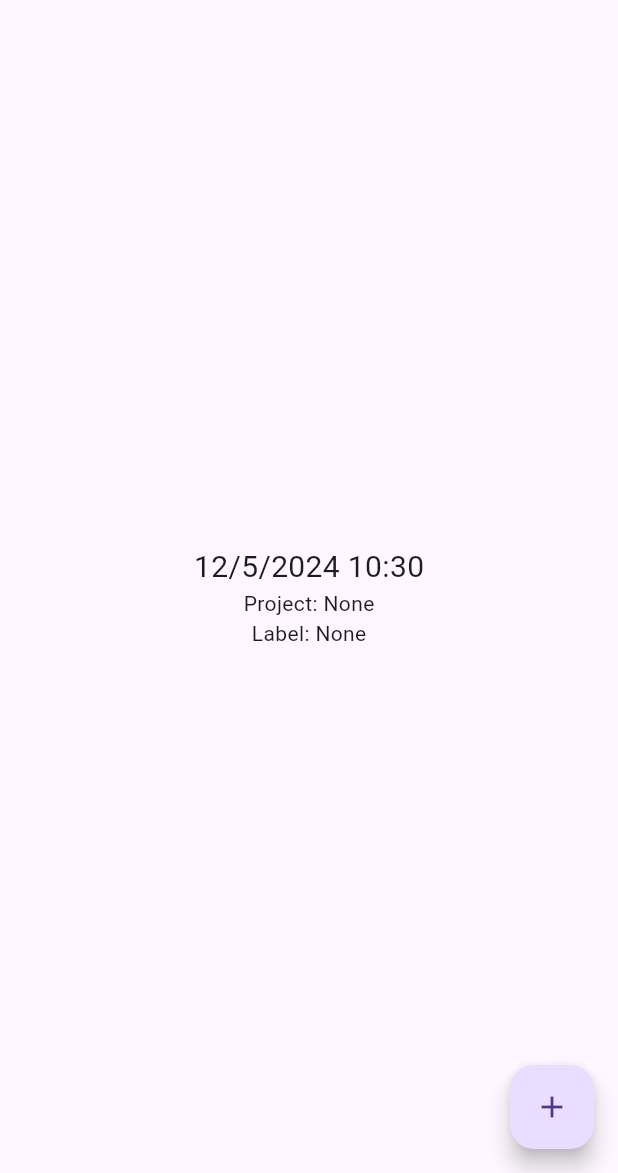
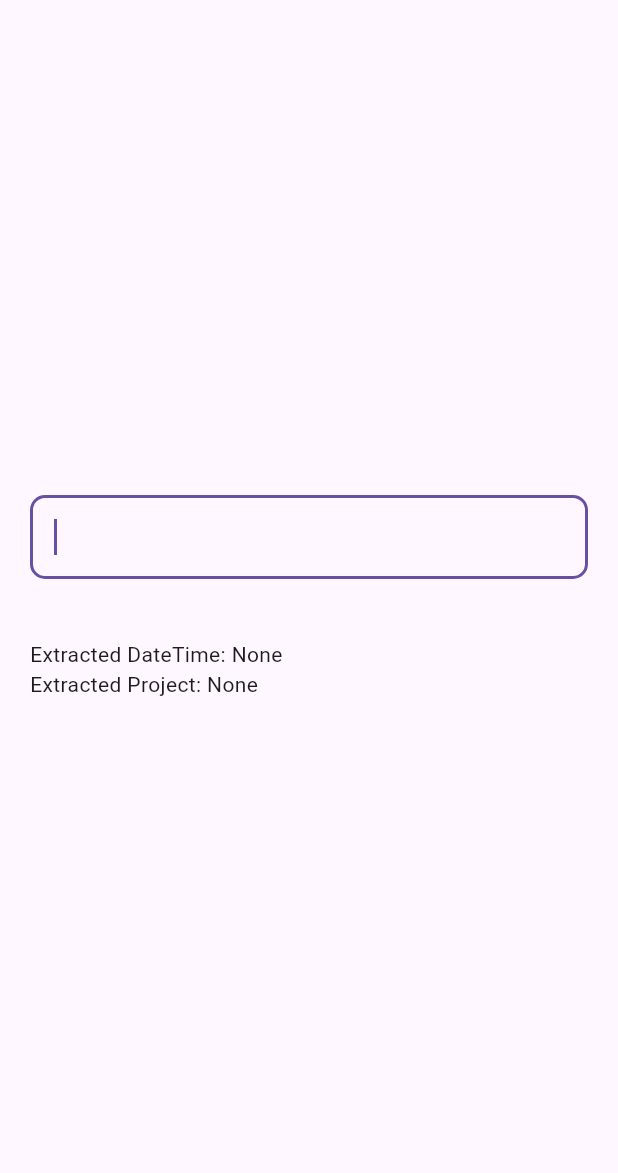
Before and after one commit to Yogi-7y/Project-Y, a Flutter app: the screen it shows after launch, on a phone screen of 412 x 824 dp, the part 63-1236 px from its top. Run offline on Flutter 3.47's test engine with Material 3 defaults, Android fonts, the phone set to English and light mode, and no system bars; our stand-ins replace dio, flutter_riverpod; missing offline and left inert: flutter_portal.

Commit message:
chore(smart_textfield): update intl dependency to version 0.19.0

````diff
--- a/packages/smart_textfield/example/lib/main.dart
+++ b/packages/smart_textfield/example/lib/main.dart
@@ -1,5 +1,6 @@
 import 'package:flutter/material.dart';
 import 'package:smart_textfield/smart_textfield.dart';
+import 'package:intl/intl.dart';
 
 void main() => runApp(const MyApp());
 
@@ -10,7 +11,7 @@ class MyApp extends StatelessWidget {
   Widget build(BuildContext context) {
     return SmartTextFieldOverlay(
       child: MaterialApp(
-        title: 'Material App',
+        title: 'Smart TextField',
         home: Builder(builder: (context) => const SmartTextFieldScreen()),
       ),
     );
@@ -30,49 +31,39 @@ class _SmartTextFieldScreenState extends State<SmartTextFieldScreen> {
   late final _controller = SmartTextFieldController(
     tokenizers: [
       ProjectTokenizer(values: _projects),
-      LabelTokenizer(values: _labels),
     ],
   );
 
-  // ignore: type_annotate_public_apis
-  var dateTime = DateTime.now();
-  Project? _selectedProject;
-  Label? _selectedLabel;
+  DateTime? _extractedDateTime;
+  Project? _extractedProject;
 
   @override
   void initState() {
     super.initState();
 
     _controller.addListener(() {
-      if (_controller.highlightedDateTime != null) {
-        setState(() {
-          dateTime = _controller.highlightedDateTime!;
-        });
-      }
-    });
+      _extractedDateTime = _controller.highlightedDateTime;
 
-    _controller.highlightedTokens.addListener(() {
-      final _tokens = _controller.highlightedTokens.value;
+      final _tokens = _controller.highlightedTokens;
 
-      if (_tokens['@'] != null) {
-        _selectedProject = _tokens['@']?.value as Project?;
+      final _projectToken = _tokens[ProjectTokenizer.prefixId];
+
+      if (_projectToken != null && _projectToken.value is Project?) {
+        _extractedProject = _projectToken.value as Project?;
       } else {
-        _selectedProject = null;
-      }
-
-      if (_tokens['#'] != null) {
-        _selectedLabel = _tokens['#']?.value as Label?;
-      } else {
-        _selectedLabel = null;
+        _extractedProject = null;
       }
 
       Future.delayed(
         Duration.zero,
-        () {
-          if (mounted) setState(() {});
-        },
+        () => setState(() {}),
       );
     });
+
+    Future.delayed(
+      Duration.zero,
+      () => setState(() {}),
+    );
   }
 
   @override
@@ -81,114 +72,67 @@ class _SmartTextFieldScreenState extends State<SmartTextFieldScreen> {
   }
 
   @override
+  void dispose() {
+    _controller.dispose();
+    super.dispose();
+  }
+
+  String getFormattedDateTime(DateTime dateTime) {
+    final formatter = DateFormat("d MMM, yyyy 'at' h:mma");
+    return formatter.format(dateTime);
+  }
+
+  @override
   Widget build(BuildContext context) {
     return Scaffold(
-      appBar: AppBar(
-        title: const Text('Smart TextField'),
-      ),
-      body: Center(
+      appBar: AppBar(title: const Text('Smart TextField')),
+      body: Padding(
+        padding: const EdgeInsets.symmetric(horizontal: 20),
         child: Column(
+          crossAxisAlignment: CrossAxisAlignment.start,
           mainAxisAlignment: MainAxisAlignment.center,
           children: [
+            SmartTextField(controller: _controller),
+            const SizedBox(height: 40),
             Text(
-              showFormattedDateTime(dateTime),
-              style: const TextStyle(fontSize: 20),
-            ),
-            Text('Project: ${_selectedProject?.name ?? 'None'}'),
-            Text('Label: ${_selectedLabel?.name ?? 'None'}')
+                'Extracted DateTime: ${_extractedDateTime != null ? getFormattedDateTime(_extractedDateTime!) : 'None'}'),
+            Text(
+                'Extracted Project: ${_extractedProject != null ? _extractedProject!.name : 'None'}')
           ],
         ),
       ),
-      floatingActionButton: FloatingActionButton(
-        onPressed: () async {
-          await showModalBottomSheet<void>(
-            context: context,
-            showDragHandle: true,
-            constraints: BoxConstraints(
-              maxHeight: MediaQuery.of(context).size.height * 0.8,
-            ),
-            builder: (context) {
-              return Padding(
-                padding:
-                    const EdgeInsets.symmetric(horizontal: 20, vertical: 20)
-                        .copyWith(
-                  bottom: MediaQuery.of(context).viewInsets.bottom + 20,
-                ),
-                child: SmartTextField(
-                  controller: _controller,
-                ),
-              );
-            },
-          );
-        },
-        child: const Icon(Icons.add),
-      ),
     );
   }
-
-  String showFormattedDateTime(DateTime dateTime) =>
-      '${dateTime.day}/${dateTime.month}/${dateTime.year} ${dateTime.hour}:${dateTime.minute}';
-}
-
-@immutable
-class ProjectTokenizer extends Tokenizer<Project> {
-  ProjectTokenizer({
-    required super.values,
-    super.prefix = '@',
-  });
 }
 
 @immutable
 // ignore: avoid_implementing_value_types
 class Project implements Tokenable {
-  const Project({
-    required this.name,
-  });
+  const Project({required this.name});
 
   final String name;
 
   @override
-  String get stringValue => name;
-
-  @override
-  String get prefix => '@';
-}
-
-final _projects = [
-  const Project(name: 'John Doe'),
-  const Project(name: 'Jane Doe'),
-  const Project(name: 'Baz qux'),
-  const Project(name: 'Foo bar'),
-  const Project(name: 'Foo baz'),
-  const Project(name: 'Foo qux'),
-  const Project(name: 'Foo foo'),
-];
-
-@immutable
-class LabelTokenizer extends Tokenizer<Label> {
-  LabelTokenizer({
-    required super.values,
-    super.prefix = '#',
-  });
-}
-
-@immutable
-// ignore: avoid_implementing_value_types
-class Label implements Tokenable {
-  const Label({required this.name});
-
-  final String name;
+  String get prefix => ProjectTokenizer.prefixId;
 
   @override
   String get stringValue => name;
-
-  @override
-  String get prefix => '#';
 }
 
-final _labels = [
-  const Label(name: 'Label 1'),
-  const Label(name: 'Label 2'),
-  const Label(name: 'Label 3'),
-  const Label(name: 'Label 4'),
+class ProjectTokenizer extends Tokenizer<Project> {
+  ProjectTokenizer({
+    required super.values,
+    super.prefix = prefixId,
+  });
+
+  static const prefixId = '@';
+}
+
+const _projects = <Project>[
+  Project(name: 'Run a marathon'),
+  Project(name: 'Learn to code'),
+  Project(name: 'Write a book'),
+  Project(name: 'House renovation'),
+  Project(name: 'Travel to Japan'),
+  Project(name: 'Learn to play the guitar'),
 ];
--- a/packages/smart_textfield/example/pubspec.yaml
+++ b/packages/smart_textfield/example/pubspec.yaml
@@ -10,6 +10,7 @@ environment:
 dependencies:
   flutter:
     sdk: flutter
+  intl: ^0.19.0
   smart_textfield:
     path: ..
 
--- a/packages/smart_textfield/lib/src/module/presentation/smart_text_field_controller.dart
+++ b/packages/smart_textfield/lib/src/module/presentation/smart_text_field_controller.dart
@@ -17,26 +17,48 @@ class SmartTextFieldController extends TextEditingController {
   /// DateTime that was identified from the text.
   DateTime? highlightedDateTime;
 
-  /// Tokens that were identified from the text based on the [tokenizers].
-  /// To read the value of a specific token, lookup via its prefix.
-  /// For example, to get the value of a token with the prefix '@', use:
+  /// Map of tokens that were extracted from the raw text.
+  /// To access the token, use the prefix of the tokenizer.
+  /// For example, if the prefix is @,
   /// ```dart
-  /// final value = highlightedTokens['@']?.value as Type?;
+  /// final projectToken = highlightedTokens['@'];
   /// ```
-  final highlightedTokens = ValueNotifier<Map<String, Token>>({});
+  final highlightedTokens = <String, Token>{};
 
   late final _useCase = SmartTextFieldUseCase(tokenizers: tokenizers);
   late final suggestions = ValueNotifier<List<Tokenable>>([]);
+
+  @override
+  void notifyListeners() {
+    setDateTime();
+    setHighlightedTokens();
+    super.notifyListeners();
+  }
 
   void setDateTime() {
     final _dateTimeToken = _tokens.firstWhereOrNull(
       (token) => token.prefix == dateTimePrefix,
     );
 
-    final _value = _dateTimeToken?.value;
+    if (_dateTimeToken == null) {
+      highlightedDateTime = null;
+      return;
+    }
+
+    final _value = _dateTimeToken.value;
 
     if (_value is TokenableDateTime) {
       highlightedDateTime = _value;
+    }
+  }
+
+  void setHighlightedTokens() {
+    highlightedTokens.clear();
+
+    for (final token in _tokens) {
+      if (token.isHighlighted) {
+        highlightedTokens[token.prefix] = token;
+      }
     }
   }
 
@@ -54,6 +76,38 @@ class SmartTextFieldController extends TextEditingController {
     }
   }
 
+  int _lastCursorPosition = 0;
+
+  @override
+  set selection(TextSelection newSelection) {
+    final _result = _useCase.tokenize(text: text);
+
+    _tokens
+      ..clear()
+      ..addAll(_result);
+
+    final _cursorPosition = newSelection.baseOffset;
+
+    final _token = _tokens.firstWhereOrNull(
+      (element) =>
+          element.isHighlighted &&
+          _cursorPosition > element.offset.start &&
+          _cursorPosition < element.offset.end,
+    );
+
+    if (_token != null) {
+      final _newPosition =
+          newSelection.baseOffset < _lastCursorPosition ? _token.offset.start : _token.offset.end;
+
+      super.selection = TextSelection.fromPosition(TextPosition(offset: _newPosition));
+      _lastCursorPosition = _newPosition;
+      return;
+    }
+
+    super.selection = newSelection;
+    _lastCursorPosition = newSelection.baseOffset;
+  }
+
   @override
   void dispose() {
     suggestions.dispose();
@@ -68,23 +122,12 @@ class SmartTextFieldController extends TextEditingController {
   }) {
     final _inlineSpans = <InlineSpan>[];
 
-    final _tokenizeResult = _useCase.tokenize(text: text);
-
-    highlightedTokens.value.clear();
-    highlightedTokens.notifyListeners();
-
-    _tokens
-      ..clear()
-      ..addAll(_tokenizeResult);
-
-    setDateTime();
-
     Future.delayed(
       Duration.zero,
       _updateSuggestions,
     );
 
-    for (final token in _tokenizeResult) {
+    for (final token in _tokens) {
       if (token.isHighlighted) {
         _inlineSpans
           ..add(
@@ -101,9 +144,6 @@ class SmartTextFieldController extends TextEditingController {
                   : token.displayValue.length,
             ),
           );
-
-        highlightedTokens.value[token.prefix] = token;
-        highlightedTokens.notifyListeners();
       } else {
         _inlineSpans.add(
           buildNormalTextSpan(
@@ -136,23 +176,23 @@ class SmartTextFieldController extends TextEditingController {
   }) =>
       WidgetSpan(
         child: Container(
-          padding: const EdgeInsets.symmetric(horizontal: 4),
+          padding: const EdgeInsets.symmetric(horizontal: 2),
           decoration: BoxDecoration(
             color: Theme.of(context).colorScheme.primary.withOpacity(.2),
             border: Border(
               bottom: BorderSide(
                 color: Theme.of(context).colorScheme.primary,
-                width: 2.5,
+                width: 2,
               ),
             ),
             borderRadius: BorderRadius.circular(4),
           ),
           child: Text(
             text,
-            style: style,
+            style: style?.copyWith(height: 1.4),
           ),
         ),
-        alignment: PlaceholderAlignment.middle,
+        // alignment: PlaceholderAlignment.middle,
         style: style,
         baseline: TextBaseline.alphabetic,
       );
--- a/packages/smart_textfield/lib/src/module/presentation/smart_textfield.dart
+++ b/packages/smart_textfield/lib/src/module/presentation/smart_textfield.dart
@@ -53,8 +53,11 @@ class _SmartTextFieldState extends State<SmartTextField> {
           shape: RoundedRectangleBorder(
             borderRadius: BorderRadius.circular(10),
           ),
-          child: SizedBox(
-            width: _width * .8,
+          child: ConstrainedBox(
+            constraints: BoxConstraints(
+              maxWidth: _width * .8,
+              maxHeight: 200,
+            ),
             child: SingleChildScrollView(
               child: Column(
                 children: List.generate(
@@ -64,20 +67,16 @@ class _SmartTextFieldState extends State<SmartTextField> {
                     return ListTile(
                       title: Text(_suggestion.stringValue),
                       onTap: () {
-                        final _cursorPosition =
-                            widget.controller.selection.base.offset;
+                        final _cursorPosition = widget.controller.selection.base.offset;
 
-                        final _textBeforeCursor = widget.controller.text
-                            .substring(0, _cursorPosition);
+                        final _textBeforeCursor =
+                            widget.controller.text.substring(0, _cursorPosition);
 
-                        final _textAfterCursor =
-                            widget.controller.text.substring(_cursorPosition);
+                        final _textAfterCursor = widget.controller.text.substring(_cursorPosition);
 
-                        final _prefixIndex =
-                            _textBeforeCursor.lastIndexOf(_suggestion.prefix);
+                        final _prefixIndex = _textBeforeCursor.lastIndexOf(_suggestion.prefix);
 
-                        final _value =
-                            '${_suggestion.prefix}${_suggestion.stringValue} ';
+                        final _value = '${_suggestion.prefix}${_suggestion.stringValue} ';
 
                         final _newText =
                             '${_textBeforeCursor.substring(0, _prefixIndex)}$_value$_textAfterCursor';
--- a/packages/smart_textfield/pubspec.yaml
+++ b/packages/smart_textfield/pubspec.yaml
@@ -1,6 +1,6 @@
 name: smart_textfield
 description: "TextField that can extract relevant information from the raw text input."
-version: 0.0.2
+version: 0.0.3
 repository: https://github.com/Yogi-7y/Project-Y/tree/main/packages/smart_textfield
 
 environment:
````
Also changed, not shown: packages/smart_textfield/example/pubspec.lock, 2 other files.
